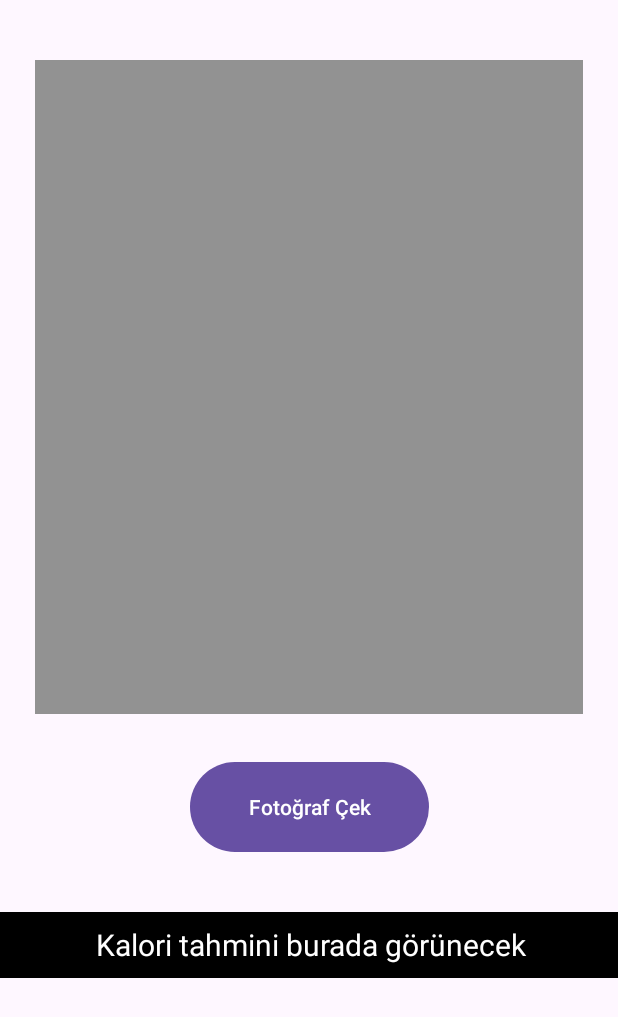
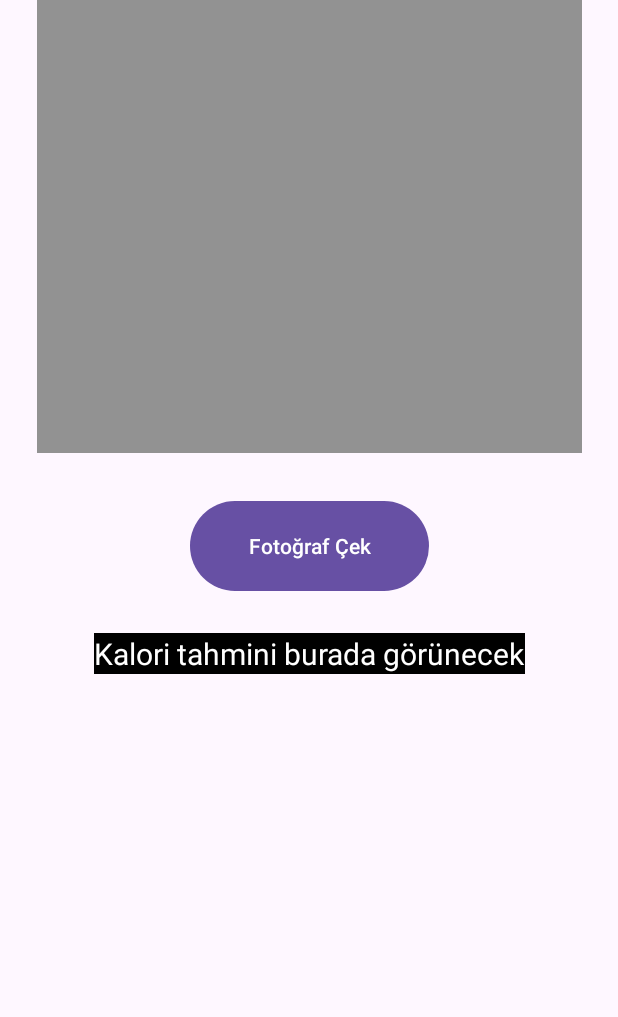
Before and after one commit to OrhanUnal/Cook-Cam, an Android app: the layout fragment_camera.xml on its own in the app's theme, with its tools: preview values and no code run, on a phone screen of 412 x 824 dp. Shown: the top 1017 px of the screen. Run offline under Robolectric (Android 15) with nearby library versions, the phone set to English and light mode, and no system bars.

Commit message:
Update UI layouts for camera and note items
Adjusted fragment_camera.xml to improve layout constraints, margins, and sizing for TextView and ImageView. Reduced text size and added line spacing for bot and user note items to enhance readability and consistency.

```diff
--- a/app/src/main/res/layout/fragment_camera.xml
+++ b/app/src/main/res/layout/fragment_camera.xml
@@ -1,10 +1,10 @@
 <androidx.constraintlayout.widget.ConstraintLayout xmlns:android="http://schemas.android.com/apk/res/android"
+    xmlns:app="http://schemas.android.com/apk/res-auto"
     xmlns:tools="http://schemas.android.com/tools"
     android:layout_width="match_parent"
-android:layout_height="match_parent"
-xmlns:app="http://schemas.android.com/apk/res-auto"
-android:gravity="center"
-android:orientation="vertical">
+    android:layout_height="match_parent"
+    android:gravity="center"
+    android:orientation="vertical">
 
 
     <Button
@@ -19,27 +19,26 @@ android:orientation="vertical">
 
     <TextView
         android:id="@+id/tv_result"
-        android:layout_width="415dp"
-        android:layout_height="44dp"
-        android:layout_marginTop="608dp"
+        android:layout_width="wrap_content"
+        android:layout_height="wrap_content"
+        android:layout_marginTop="24dp"
         android:background="#000000"
         android:gravity="center"
         android:text="Kalori tahmini burada görünecek"
         android:textColor="#FFFFFF"
         android:textSize="20sp"
-        app:layout_constraintHorizontal_bias="0.0"
+        app:layout_constraintEnd_toEndOf="parent"
         app:layout_constraintLeft_toLeftOf="parent"
         app:layout_constraintRight_toRightOf="parent"
         app:layout_constraintStart_toStartOf="parent"
-        app:layout_constraintTop_toTopOf="parent" />
+        app:layout_constraintTop_toBottomOf="@id/btn_camera" />
 
     <androidx.appcompat.widget.AppCompatImageView
         android:id="@+id/iv_image"
-        android:layout_width="365dp"
-        android:layout_height="436dp"
-        android:layout_marginTop="40dp"
+        android:layout_width="363dp"
+        android:layout_height="302dp"
+        android:background="#929292"
         android:scaleType="centerCrop"
-        android:background="#929292"
         app:layout_constraintLeft_toLeftOf="parent"
         app:layout_constraintRight_toRightOf="parent"
         app:layout_constraintTop_toTopOf="parent" />
--- a/app/src/main/res/layout/item_note_bot.xml
+++ b/app/src/main/res/layout/item_note_bot.xml
@@ -23,8 +23,8 @@
         android:background="@drawable/bg_bot_message"
         android:maxWidth="250dp"
         android:padding="12dp"
-        android:text="Mesaj"
         android:textColor="#000000"
-        android:textSize="24sp" />
+        android:textSize="16sp"
+        android:lineSpacingExtra="4dp" />
 
 </LinearLayout>
--- a/app/src/main/res/layout/item_note_user.xml
+++ b/app/src/main/res/layout/item_note_user.xml
@@ -14,9 +14,9 @@
         android:background="@drawable/bg_user_message"
         android:maxWidth="250dp"
         android:padding="12dp"
-        android:text="Mesaj"
         android:textColor="#000000"
-        android:textSize="24sp" />
+        android:textSize="16sp"
+        android:lineSpacingExtra="4dp" />
 
     <ImageView
         android:id="@+id/avatarImage"
```
